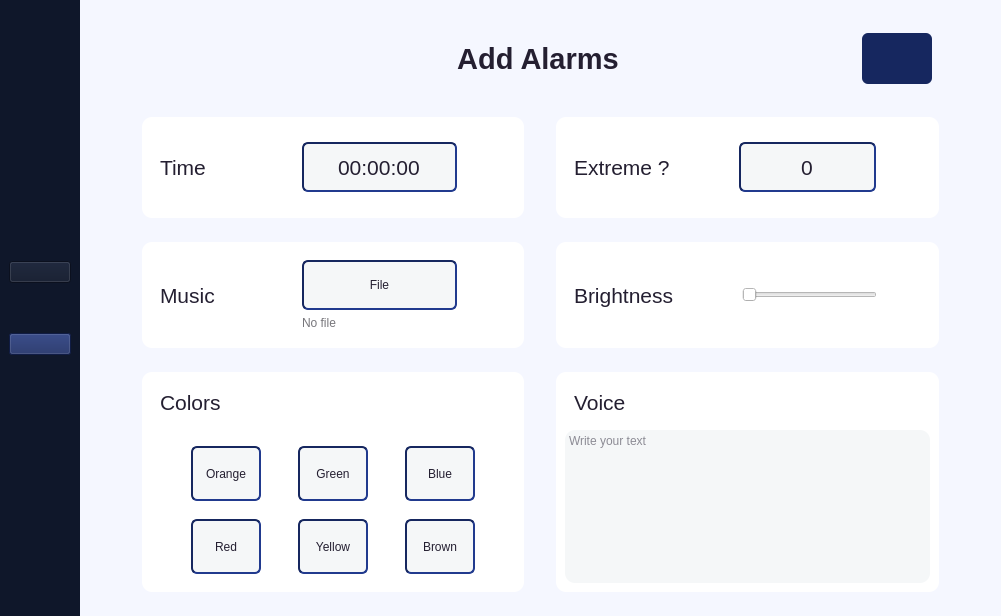
Above: alarm.ui from RokyB3/Spartan_Release before the change. Below: the same form after it.
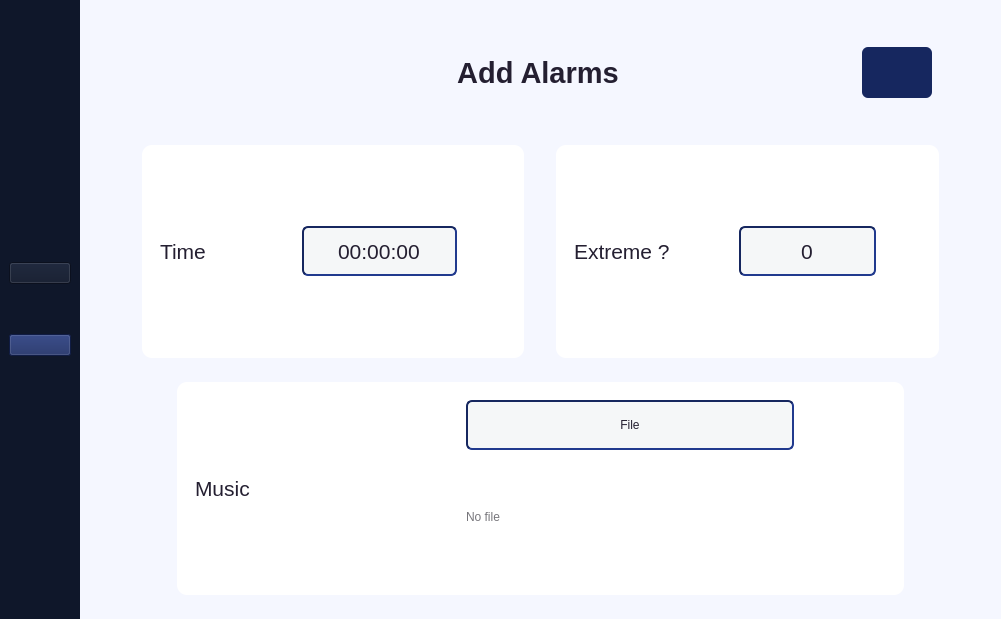
That is the form after the change. Icons and pictures are not drawn.

Diff of the .ui file:
```diff
--- a/alarm.ui
+++ b/alarm.ui
@@ -7,9 +7,15 @@
     <x>0</x>
     <y>0</y>
     <width>1001</width>
-    <height>616</height>
+    <height>619</height>
    </rect>
   </property>
+  <property name="minimumSize">
+   <size>
+    <width>950</width>
+    <height>500</height>
+   </size>
+  </property>
   <property name="windowTitle">
    <string>MainWindow</string>
   </property>
@@ -695,110 +701,6 @@
             </layout>
            </widget>
           </item>
-          <item>
-           <widget class="QWidget" name="widget_9" native="true">
-            <property name="sizePolicy">
-             <sizepolicy hsizetype="Preferred" vsizetype="Preferred">
-              <horstretch>1</horstretch>
-              <verstretch>0</verstretch>
-             </sizepolicy>
-            </property>
-            <property name="maximumSize">
-             <size>
-              <width>20</width>
-              <height>16777215</height>
-             </size>
-            </property>
-           </widget>
-          </item>
-          <item>
-           <widget class="QWidget" name="widget_15" native="true">
-            <property name="sizePolicy">
-             <sizepolicy hsizetype="Preferred" vsizetype="Preferred">
-              <horstretch>10</horstretch>
-              <verstretch>0</verstretch>
-             </sizepolicy>
-            </property>
-            <property name="styleSheet">
-             <string notr="true">border-radius: 10;
-background-color: rgb(255, 255, 255);</string>
-            </property>
-            <layout class="QHBoxLayout" name="horizontalLayout_8">
-             <item>
-              <widget class="QWidget" name="widget_35" native="true">
-               <property name="sizePolicy">
-                <sizepolicy hsizetype="Preferred" vsizetype="Preferred">
-                 <horstretch>2</horstretch>
-                 <verstretch>0</verstretch>
-                </sizepolicy>
-               </property>
-               <layout class="QGridLayout" name="gridLayout_13">
-                <item row="0" column="0">
-                 <widget class="QLabel" name="labelTime2_6">
-                  <property name="font">
-                   <font>
-                    <pointsize>16</pointsize>
-                   </font>
-                  </property>
-                  <property name="styleSheet">
-                   <string notr="true">color: rgb(36, 31, 49);</string>
-                  </property>
-                  <property name="text">
-                   <string>Brightness</string>
-                  </property>
-                 </widget>
-                </item>
-               </layout>
-              </widget>
-             </item>
-             <item>
-              <widget class="QWidget" name="widget_34" native="true">
-               <property name="sizePolicy">
-                <sizepolicy hsizetype="Preferred" vsizetype="Preferred">
-                 <horstretch>1</horstretch>
-                 <verstretch>0</verstretch>
-                </sizepolicy>
-               </property>
-              </widget>
-             </item>
-             <item>
-              <widget class="QWidget" name="widget_33" native="true">
-               <property name="sizePolicy">
-                <sizepolicy hsizetype="Preferred" vsizetype="Preferred">
-                 <horstretch>4</horstretch>
-                 <verstretch>0</verstretch>
-                </sizepolicy>
-               </property>
-               <layout class="QGridLayout" name="gridLayout_3">
-                <item row="0" column="0">
-                 <widget class="QSlider" name="brightnessSlider">
-                  <property name="maximum">
-                   <number>100</number>
-                  </property>
-                  <property name="value">
-                   <number>0</number>
-                  </property>
-                  <property name="orientation">
-                   <enum>Qt::Horizontal</enum>
-                  </property>
-                 </widget>
-                </item>
-               </layout>
-              </widget>
-             </item>
-             <item>
-              <widget class="QWidget" name="widget_44" native="true">
-               <property name="sizePolicy">
-                <sizepolicy hsizetype="Preferred" vsizetype="Preferred">
-                 <horstretch>1</horstretch>
-                 <verstretch>0</verstretch>
-                </sizepolicy>
-               </property>
-              </widget>
-             </item>
-            </layout>
-           </widget>
-          </item>
           <item>
            <widget class="QWidget" name="widget_16" native="true">
             <property name="sizePolicy">
@@ -812,385 +714,6 @@
          </layout>
         </widget>
        </item>
-       <item>
-        <widget class="QWidget" name="widget_12" native="true">
-         <property name="sizePolicy">
-          <sizepolicy hsizetype="Preferred" vsizetype="Preferred">
-           <horstretch>0</horstretch>
-           <verstretch>4</verstretch>
-          </sizepolicy>
-         </property>
-         <layout class="QHBoxLayout" name="horizontalLayout_11">
-          <item>
-           <widget class="QWidget" name="widget_17" native="true">
-            <property name="sizePolicy">
-             <sizepolicy hsizetype="Preferred" vsizetype="Preferred">
-              <horstretch>1</horstretch>
-              <verstretch>0</verstretch>
-             </sizepolicy>
-            </property>
-           </widget>
-          </item>
-          <item>
-           <widget class="QWidget" name="widget_19" native="true">
-            <property name="sizePolicy">
-             <sizepolicy hsizetype="Preferred" vsizetype="Preferred">
-              <horstretch>10</horstretch>
-              <verstretch>0</verstretch>
-             </sizepolicy>
-            </property>
-            <property name="styleSheet">
-             <string notr="true">border-radius: 10;
-background-color: rgb(255, 255, 255);</string>
-            </property>
-            <layout class="QVBoxLayout" name="verticalLayout_5">
-             <item>
-              <widget class="QWidget" name="widget_36" native="true">
-               <property name="sizePolicy">
-                <sizepolicy hsizetype="Preferred" vsizetype="Preferred">
-                 <horstretch>2</horstretch>
-                 <verstretch>0</verstretch>
-                </sizepolicy>
-               </property>
-               <layout class="QGridLayout" name="gridLayout_14">
-                <item row="0" column="0">
-                 <widget class="QLabel" name="labelTime2_7">
-                  <property name="font">
-                   <font>
-                    <pointsize>16</pointsize>
-                   </font>
-                  </property>
-                  <property name="styleSheet">
-                   <string notr="true">color: rgb(36, 31, 49);</string>
-                  </property>
-                  <property name="text">
-                   <string>Colors</string>
-                  </property>
-                  <property name="alignment">
-                   <set>Qt::AlignLeading|Qt::AlignLeft|Qt::AlignTop</set>
-                  </property>
-                 </widget>
-                </item>
-               </layout>
-              </widget>
-             </item>
-             <item>
-              <widget class="QWidget" name="widget_38" native="true">
-               <property name="sizePolicy">
-                <sizepolicy hsizetype="Preferred" vsizetype="Preferred">
-                 <horstretch>4</horstretch>
-                 <verstretch>0</verstretch>
-                </sizepolicy>
-               </property>
-               <layout class="QVBoxLayout" name="verticalLayout_4">
-                <property name="spacing">
-                 <number>0</number>
-                </property>
-                <property name="leftMargin">
-                 <number>0</number>
-                </property>
-                <property name="topMargin">
-                 <number>0</number>
-                </property>
-                <property name="rightMargin">
-                 <number>0</number>
-                </property>
-                <property name="bottomMargin">
-                 <number>0</number>
-                </property>
-                <item>
-                 <widget class="QWidget" name="widget_37" native="true">
-                  <layout class="QHBoxLayout" name="horizontalLayout_9">
-                   <item>
-                    <widget class="QPushButton" name="btnOrange">
-                     <property name="minimumSize">
-                      <size>
-                       <width>70</width>
-                       <height>55</height>
-                      </size>
-                     </property>
-                     <property name="maximumSize">
-                      <size>
-                       <width>70</width>
-                       <height>55</height>
-                      </size>
-                     </property>
-                     <property name="styleSheet">
-                      <string notr="true">border-radius:6px;
-border-style: inset;
-border-width: 1.5px;
-border-color: rgb(22, 39, 95);
-
-background-color: rgb(119, 118, 123);
-/*border-color: rgb(234, 0, 49);*/
-
-color: rgb(36, 31, 49);
-background-color: rgb(245, 247, 248);
-</string>
-                     </property>
-                     <property name="text">
-                      <string>Orange</string>
-                     </property>
-                    </widget>
-                   </item>
-                   <item>
-                    <widget class="QPushButton" name="btnGreen">
-                     <property name="minimumSize">
-                      <size>
-                       <width>70</width>
-                       <height>55</height>
-                      </size>
-                     </property>
-                     <property name="maximumSize">
-                      <size>
-                       <width>70</width>
-                       <height>55</height>
-                      </size>
-                     </property>
-                     <property name="styleSheet">
-                      <string notr="true">border-radius:6px;
-border-style: inset;
-border-width: 1.5px;
-border-color: rgb(22, 39, 95);
-
-background-color: rgb(119, 118, 123);
-/*border-color: rgb(234, 0, 49);*/
-
-color: rgb(36, 31, 49);
-background-color: rgb(245, 247, 248);
-</string>
-                     </property>
-                     <property name="text">
-                      <string>Green</string>
-                     </property>
-                    </widget>
-                   </item>
-                   <item>
-                    <widget class="QPushButton" name="btnBlue">
-                     <property name="minimumSize">
-                      <size>
-                       <width>70</width>
-                       <height>55</height>
-                      </size>
-                     </property>
-                     <property name="maximumSize">
-                      <size>
-                       <width>70</width>
-                       <height>55</height>
-                      </size>
-                     </property>
-                     <property name="styleSheet">
-                      <string notr="true">border-radius:6px;
-border-style: inset;
-border-width: 1.5px;
-border-color: rgb(22, 39, 95);
-
-background-color: rgb(119, 118, 123);
-/*border-color: rgb(234, 0, 49);*/
-
-color: rgb(36, 31, 49);
-background-color: rgb(245, 247, 248);
-</string>
-                     </property>
-                     <property name="text">
-                      <string>Blue</string>
-                     </property>
-                    </widget>
-                   </item>
-                  </layout>
-                 </widget>
-                </item>
-                <item>
-                 <widget class="QWidget" name="widget_45" native="true">
-                  <layout class="QHBoxLayout" name="horizontalLayout_10">
-                   <item>
-                    <widget class="QPushButton" name="btnRed">
-                     <property name="minimumSize">
-                      <size>
-                       <width>70</width>
-                       <height>55</height>
-                      </size>
-                     </property>
-                     <property name="maximumSize">
-                      <size>
-                       <width>70</width>
-                       <height>55</height>
-                      </size>
-                     </property>
-                     <property name="styleSheet">
-                      <string notr="true">border-radius:6px;
-border-style: inset;
-border-width: 1.5px;
-border-color: rgb(22, 39, 95);
-
-background-color: rgb(119, 118, 123);
-/*border-color: rgb(234, 0, 49);*/
-
-color: rgb(36, 31, 49);
-background-color: rgb(245, 247, 248);
-</string>
-                     </property>
-                     <property name="text">
-                      <string>Red</string>
-                     </property>
-                    </widget>
-                   </item>
-                   <item>
-                    <widget class="QPushButton" name="btnYellow">
-                     <property name="minimumSize">
-                      <size>
-                       <width>70</width>
-                       <height>55</height>
-                      </size>
-                     </property>
-                     <property name="maximumSize">
-                      <size>
-                       <width>70</width>
-                       <height>55</height>
-                      </size>
-                     </property>
-                     <property name="styleSheet">
-                      <string notr="true">border-radius:6px;
-border-style: inset;
-border-width: 1.5px;
-border-color: rgb(22, 39, 95);
-
-background-color: rgb(119, 118, 123);
-/*border-color: rgb(234, 0, 49);*/
-
-color: rgb(36, 31, 49);
-background-color: rgb(245, 247, 248);
-</string>
-                     </property>
-                     <property name="text">
-                      <string>Yellow</string>
-                     </property>
-                    </widget>
-                   </item>
-                   <item>
-                    <widget class="QPushButton" name="btnBrown">
-                     <property name="minimumSize">
-                      <size>
-                       <width>70</width>
-                       <height>55</height>
-                      </size>
-                     </property>
-                     <property name="maximumSize">
-                      <size>
-                       <width>70</width>
-                       <height>55</height>
-                      </size>
-                     </property>
-                     <property name="styleSheet">
-                      <string notr="true">border-radius:6px;
-border-style: inset;
-border-width: 1.5px;
-border-color: rgb(22, 39, 95);
-
-background-color: rgb(119, 118, 123);
-/*border-color: rgb(234, 0, 49);*/
-
-color: rgb(36, 31, 49);
-background-color: rgb(245, 247, 248);
-</string>
-                     </property>
-                     <property name="text">
-                      <string>Brown</string>
-                     </property>
-                    </widget>
-                   </item>
-                  </layout>
-                 </widget>
-                </item>
-               </layout>
-              </widget>
-             </item>
-            </layout>
-           </widget>
-          </item>
-          <item>
-           <widget class="QWidget" name="widget_20" native="true">
-            <property name="sizePolicy">
-             <sizepolicy hsizetype="Preferred" vsizetype="Preferred">
-              <horstretch>1</horstretch>
-              <verstretch>0</verstretch>
-             </sizepolicy>
-            </property>
-            <property name="maximumSize">
-             <size>
-              <width>20</width>
-              <height>16777215</height>
-             </size>
-            </property>
-           </widget>
-          </item>
-          <item>
-           <widget class="QWidget" name="widget_22" native="true">
-            <property name="sizePolicy">
-             <sizepolicy hsizetype="Preferred" vsizetype="Preferred">
-              <horstretch>10</horstretch>
-              <verstretch>0</verstretch>
-             </sizepolicy>
-            </property>
-            <property name="styleSheet">
-             <string notr="true">border-radius: 10;
-background-color: rgb(255, 255, 255);</string>
-            </property>
-            <layout class="QVBoxLayout" name="verticalLayout_3">
-             <item>
-              <widget class="QWidget" name="widget_39" native="true">
-               <property name="sizePolicy">
-                <sizepolicy hsizetype="Preferred" vsizetype="Preferred">
-                 <horstretch>2</horstretch>
-                 <verstretch>0</verstretch>
-                </sizepolicy>
-               </property>
-               <layout class="QGridLayout" name="gridLayout_15">
-                <item row="0" column="0">
-                 <widget class="QLabel" name="labelTime2_8">
-                  <property name="font">
-                   <font>
-                    <pointsize>16</pointsize>
-                   </font>
-                  </property>
-                  <property name="styleSheet">
-                   <string notr="true">color: rgb(36, 31, 49);</string>
-                  </property>
-                  <property name="text">
-                   <string>Voice</string>
-                  </property>
-                 </widget>
-                </item>
-               </layout>
-              </widget>
-             </item>
-             <item>
-              <widget class="QPlainTextEdit" name="voiceTxt">
-               <property name="styleSheet">
-                <string notr="true">background-color: rgb(245, 247, 248);
-color: rgb(36, 31, 49);</string>
-               </property>
-               <property name="placeholderText">
-                <string>Write your text</string>
-               </property>
-              </widget>
-             </item>
-            </layout>
-           </widget>
-          </item>
-          <item>
-           <widget class="QWidget" name="widget_42" native="true">
-            <property name="sizePolicy">
-             <sizepolicy hsizetype="Preferred" vsizetype="Preferred">
-              <horstretch>1</horstretch>
-              <verstretch>0</verstretch>
-             </sizepolicy>
-            </property>
-           </widget>
-          </item>
-         </layout>
-        </widget>
-       </item>
        <item>
         <widget class="QWidget" name="widget_13" native="true">
          <property name="sizePolicy">
```
